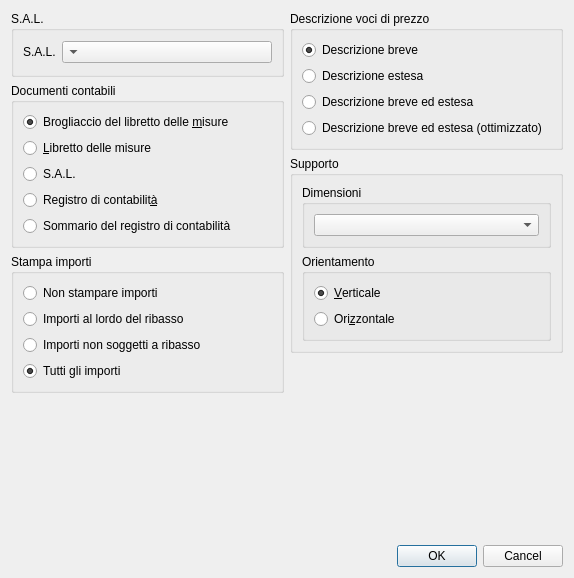
First picture: the form in qcostgui/accountingprintergui.ui, repository mickele77/qcost, before the edit.
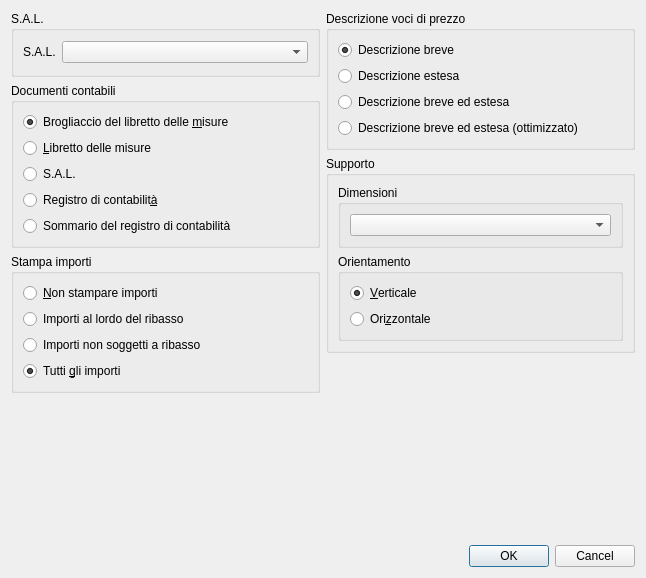
Second picture: the form after the edit.

```diff
--- a/qcostgui/accountingprintergui.ui
+++ b/qcostgui/accountingprintergui.ui
@@ -6,7 +6,7 @@
    <rect>
     <x>0</x>
     <y>0</y>
-    <width>574</width>
+    <width>646</width>
     <height>578</height>
    </rect>
   </property>
@@ -23,11 +23,7 @@
        </property>
        <layout class="QGridLayout" name="gridLayout_6">
         <item row="0" column="1">
-         <widget class="QComboBox" name="billToPrintComboBox">
-          <property name="layoutDirection">
-           <enum>Qt::RightToLeft</enum>
-          </property>
-         </widget>
+         <widget class="QComboBox" name="billToPrintComboBox"/>
         </item>
         <item row="0" column="0">
          <widget class="QLabel" name="billToPrintLabel">
@@ -113,7 +109,7 @@
         <item row="3" column="0">
          <widget class="QRadioButton" name="printAllAmountsRadioButton">
           <property name="text">
-           <string>Tutti gli importi</string>
+           <string>Tutti &amp;gli importi</string>
           </property>
           <property name="checked">
            <bool>true</bool>
@@ -137,7 +133,7 @@
         <item row="0" column="0">
          <widget class="QRadioButton" name="printNoAmountsRadioButton">
           <property name="text">
-           <string>Non stampare importi</string>
+           <string>&amp;Non stampare importi</string>
           </property>
          </widget>
         </item>
```
